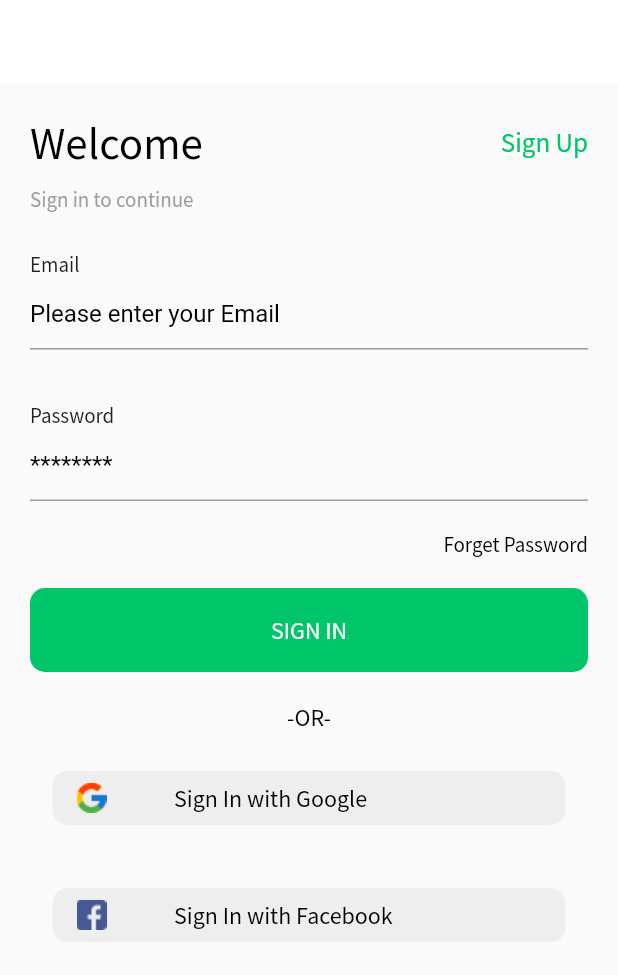
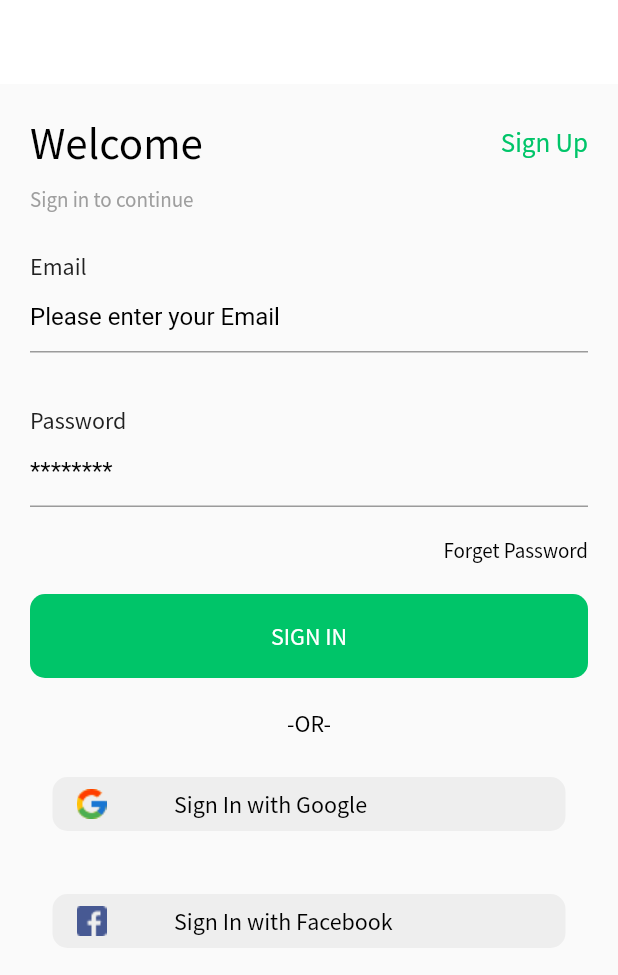
Before and after one commit to AliAlsaeed17/mega_store, a Flutter app: the screen it shows after launch, on a phone screen of 412 x 824 dp. Shown: the top 975 px of the screen. Run offline on Flutter 3.47's test engine with Material 2 defaults, Android fonts, the phone set to English and light mode, and no system bars; our stand-ins replace cloud_firestore, firebase_auth, firebase_core, flutter_svg, get, google_sign_in and 2 more; missing offline and left inert: flutter_login_facebook; accounts and stored records are empty.

Commit message:
Update custom text form field widget

```diff
--- a/lib/views/widgets/custom_text_form_field.dart
+++ b/lib/views/widgets/custom_text_form_field.dart
@@ -20,7 +20,6 @@ class CustomTextFormField extends StatelessWidget {
       children: [
         CustomText(
           text: text!,
-          fontSize: 14,
           color: Colors.grey.shade900,
         ),
         TextFormField(
```
